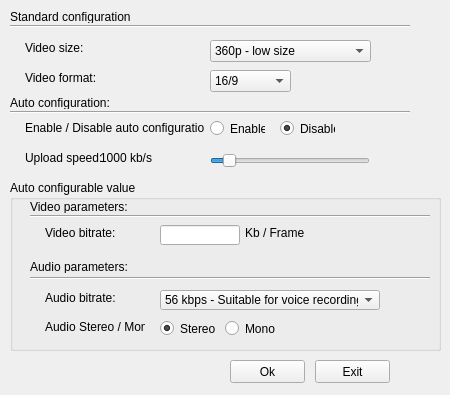
Qt form streamingparametersconfigurationwindow.ui (M0dM/StreaMe) before a commit.
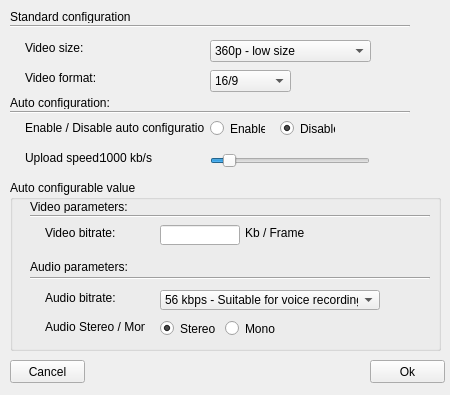
The same form after that commit.

Patch:
```diff
--- a/streamingparametersconfigurationwindow.ui
+++ b/streamingparametersconfigurationwindow.ui
@@ -440,20 +440,20 @@
   <widget class="QPushButton" name="exitPushButton">
    <property name="geometry">
     <rect>
-     <x>315</x>
+     <x>10</x>
      <y>360</y>
      <width>75</width>
      <height>23</height>
     </rect>
    </property>
    <property name="text">
-    <string>Exit</string>
+    <string>Cancel</string>
    </property>
   </widget>
   <widget class="QPushButton" name="okPushButton">
    <property name="geometry">
     <rect>
-     <x>230</x>
+     <x>370</x>
      <y>360</y>
      <width>75</width>
      <height>23</height>
```
Left out of the diff: 2 changed lines with no effect on the pictures.
